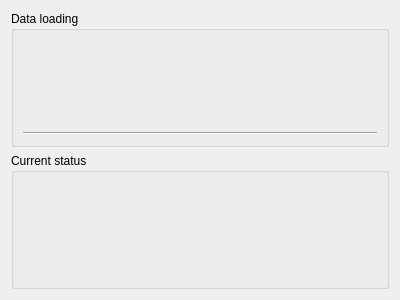
Before: the Qt Designer form include/gui/widgets/pages/Upload.ui in beatussum/pmsexp, drawn with Qt 5.
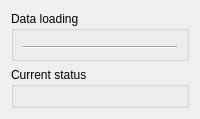
After: the same form once the commit is applied. Custom widgets are drawn as their Qt base class.

Patch:
```diff
--- a/include/gui/widgets/pages/Upload.ui
+++ b/include/gui/widgets/pages/Upload.ui
@@ -2,14 +2,6 @@
 <ui version="4.0">
  <class>Upload</class>
  <widget class="QWidget" name="Upload">
-  <property name="geometry">
-   <rect>
-    <x>0</x>
-    <y>0</y>
-    <width>400</width>
-    <height>300</height>
-   </rect>
-  </property>
   <layout class="QVBoxLayout" name="m_main_layout">
    <item>
     <widget class="QGroupBox" name="m_uploader_box">
```
